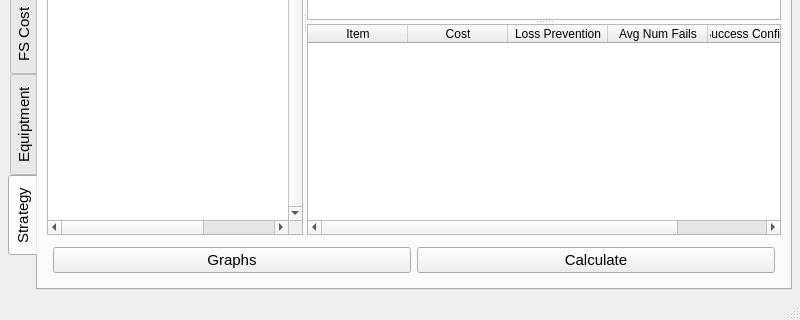
First picture: the form in Forms/Main_Window.ui, repository Graveflo/BDO_Enhancement_Tool, before the edit; both pictures show x 0 to 800 and y 280 to 600 of the 800 by 600 pixel window.
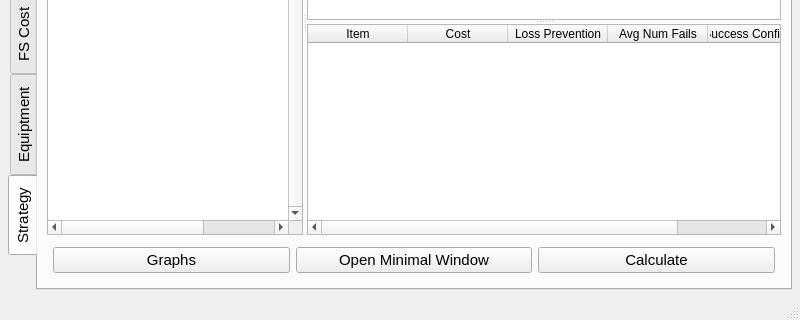
Second picture: the form after the edit. The open tabs and pages were chosen to show the change. Icons and pictures are not drawn.

Commit message:
Fixing bug with lazy calculations on Accessories Updating strategy (Again) Working on the compact view
Added some tests code that I have used

```diff
--- a/Forms/Main_Window.ui
+++ b/Forms/Main_Window.ui
@@ -787,6 +787,13 @@
              </property>
             </widget>
            </item>
+           <item>
+            <widget class="QPushButton" name="cmdCompact">
+             <property name="text">
+              <string>Open Minimal Window</string>
+             </property>
+            </widget>
+           </item>
            <item>
             <widget class="QPushButton" name="cmdStrat_go">
              <property name="text">
```
Left out of the diff: 2 changed lines with no effect on the pictures. The commit also changes 20 other files.
